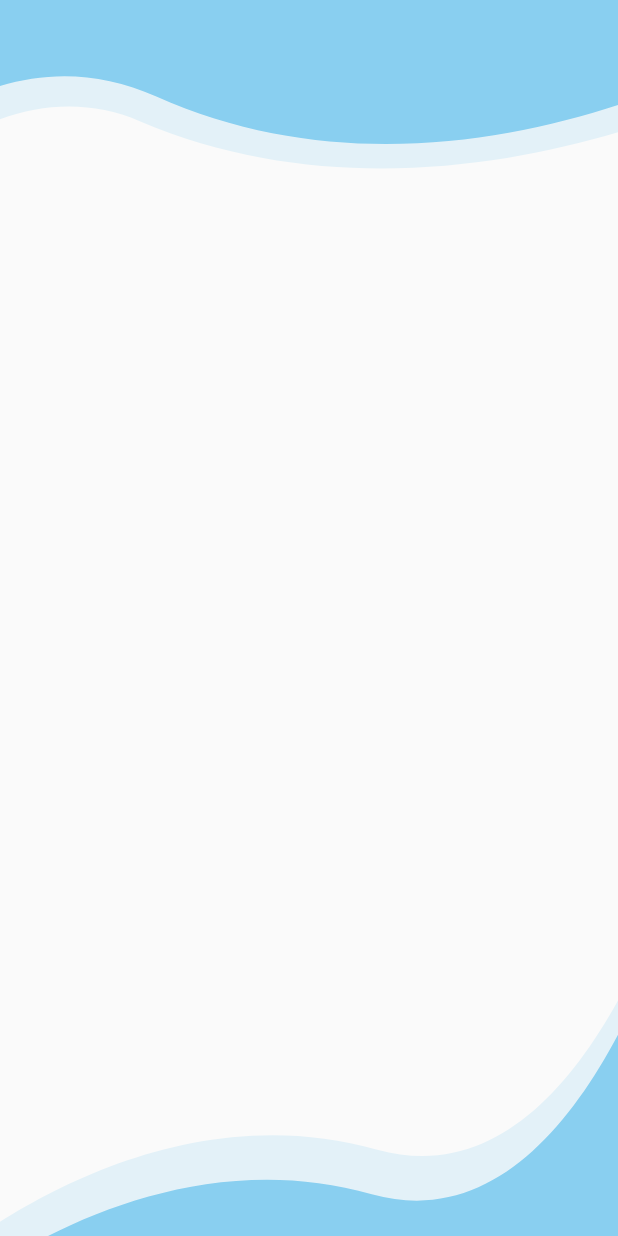
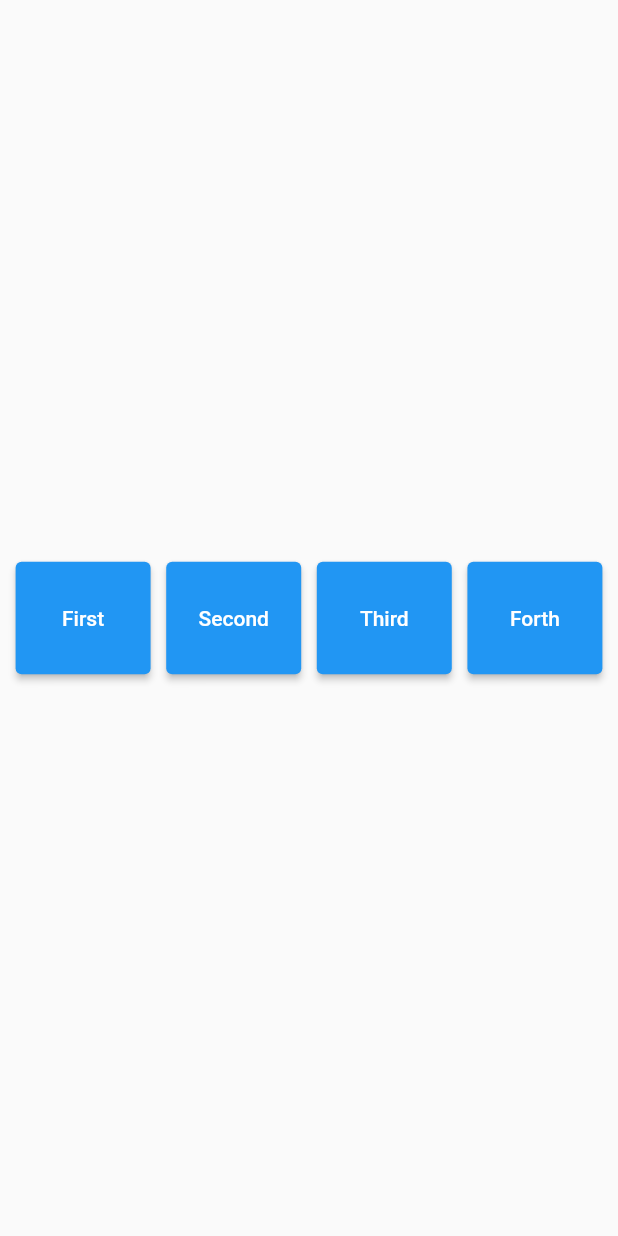
Before and after one commit to notBlue-org/puddlyapp, a Flutter app: the screen it shows after launch, on a phone screen of 412 x 824 dp. Run offline on Flutter 3.47's test engine with Material 2 defaults, Android fonts, the phone set to English and light mode, and no system bars; our stand-ins replace flutter_svg.

Commit message:
partially success

```diff
--- a/lib/main.dart
+++ b/lib/main.dart
@@ -1,6 +1,7 @@
 import 'package:flutter/material.dart';
 
 import 'screens/home.dart';
+
 
 void main() {
   runApp(const MyApp());
@@ -13,8 +14,8 @@ class MyApp extends StatelessWidget {
   @override
   Widget build(BuildContext context) {
     return const MaterialApp(
-      title: 'Driver',
-      home: Extra(),
+        title: 'Driver',
+        home: Extra(),
     );
   }
 }
--- a/lib/screens/home.dart
+++ b/lib/screens/home.dart
@@ -1,3 +1,4 @@
+import 'package:driverapp/widgets/boxwid.dart';
 import 'package:flutter/material.dart';
 import '../../static_assets/wave_svg.dart';
 import '../../static_assets/bottom_wave.dart';
@@ -7,20 +8,9 @@ class Extra extends StatelessWidget {
 
   @override
   Widget build(BuildContext context) {
-    return Scaffold(
-      resizeToAvoidBottomInset: false,
-      extendBodyBehindAppBar: true,
-      body: Stack(alignment: Alignment.center, children: [
-        Positioned(
-          top: -10,
-          child: WaveSvg(),
-        ),
-        // waveBar(),
-        Positioned(
-          bottom: -310,
-          child: BottomWave(),
-        )
-      ]),
+    return const MaterialApp(
+      title: 'Driver',
+      home: BoxWid(),
     );
   }
 }
--- /dev/null
+++ b/lib/widgets/boxwid.dart
@@ -0,0 +1,63 @@
+import 'package:flutter/material.dart';
+
+class BoxWid extends StatelessWidget {
+  const BoxWid({Key? key}) : super(key: key);
+
+  @override
+  Widget build(BuildContext context) {
+    return Scaffold(
+        body: Center(
+          //SizedBox Widget
+            child: Row (
+                mainAxisAlignment: MainAxisAlignment.spaceEvenly,
+                children:  <Widget>[
+                SizedBox(
+                  width: 90.0, height: 75.0,
+                  child: ElevatedButton(
+                    onPressed: () {},
+                    child: const Center(
+                      child: Text('First',
+                        style: TextStyle(color: Colors.white),
+                        ),
+                      ),
+                    )
+                  ),
+                 SizedBox(
+                    width: 90.0, height: 75.0,
+                    child: ElevatedButton(
+                      onPressed: () {},
+                      child: const Center(
+                        child: Text('Second',
+                        style: TextStyle(color: Colors.white),
+                        ),
+                      ),
+                    )
+                ),
+                SizedBox(
+                    width: 90.0, height: 75.0,
+                    child: ElevatedButton(
+                      onPressed: () {},
+                      child: const Center(
+                        child: Text('Third',
+                          style: TextStyle(color: Colors.white),
+                        ),
+                      ),
+                    )
+                ),
+                SizedBox(
+                    width: 90.0, height: 75.0,
+                    child: ElevatedButton(
+                      onPressed: () {},
+                      child: const Center(
+                        child: Text('Forth',
+                          style: TextStyle(color: Colors.white),
+                        ),
+                      ),
+                    )
+                ),
+              ]
+            )
+        )
+    );
+  }
+}
```
